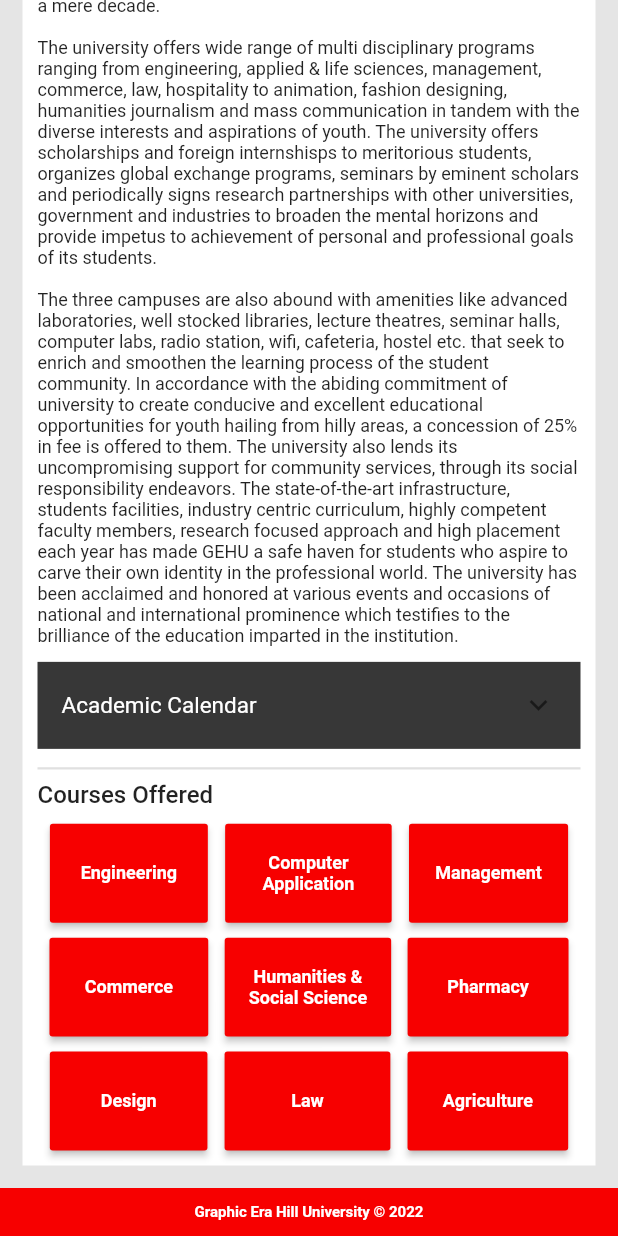
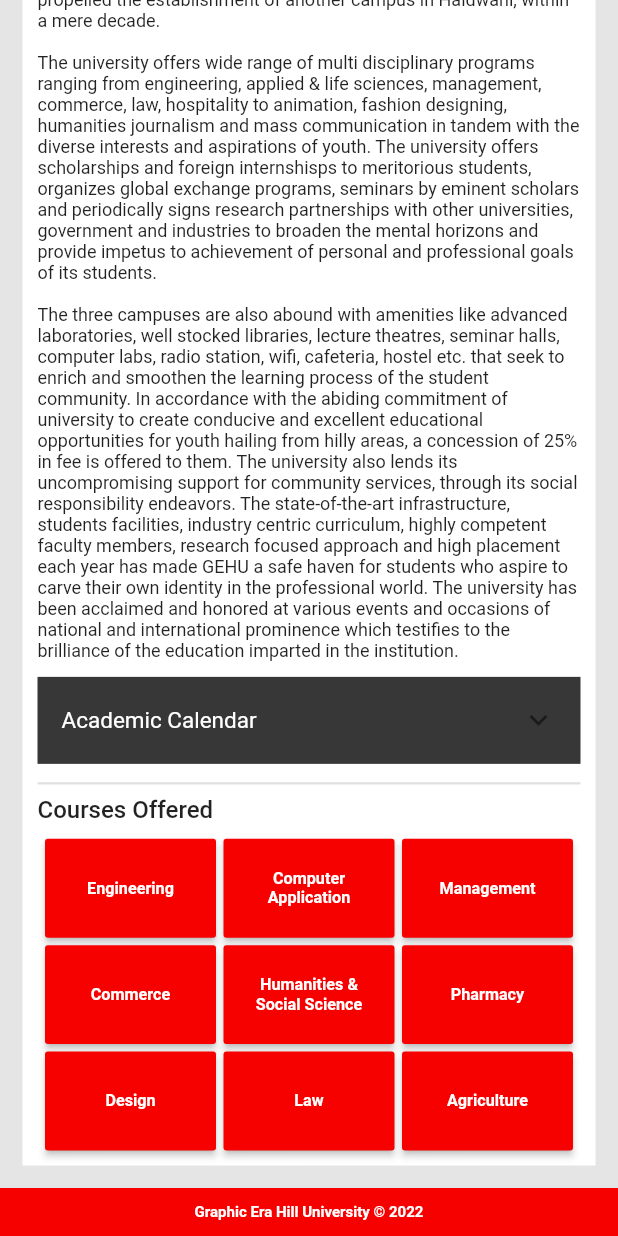
Before and after one commit to TusharSinha-2908/GEHU-App, a Flutter app: the Academics_Screen screen opened by its route, scrolled down 576 dp, after a tap on "Engineering", on a phone screen of 412 x 824 dp. Run offline on Flutter 3.47's test engine with Material 2 defaults, Android fonts, the phone set to English and light mode, and no system bars; our stand-ins replace carousel_slider, youtube_player_flutter.

Commit message:
Seventh Commit

```diff
--- a/lib/Academics_Screen.dart
+++ b/lib/Academics_Screen.dart
@@ -136,39 +136,39 @@ class Academics_Screen extends StatelessWidget {
                               mainAxisAlignment: MainAxisAlignment.spaceEvenly,
                               crossAxisAlignment: CrossAxisAlignment.start,
                               children: [
-                                Button(text: 'Engineering   ', onPress: ()=>{}),
-                                SizedBox(width: 5),
-                                Button(text: 'Computer\nApplication      ', onPress: ()=>{}),
-                                SizedBox(width: 5),
-                                Button(text: 'Management ', onPress: ()=>{}),
+                                Expanded(child: Button(text: 'Engineering', onPress: ()=>{})),
+                                const SizedBox(width: 5),
+                                Expanded(child: Button(text: 'Computer Application', onPress: ()=>{})),
+                                const SizedBox(width: 5),
+                                Expanded(child: Button(text: 'Management', onPress: ()=>{})),
                               ],
                             ),
                           ),
                           Padding(
-                            padding: const EdgeInsets.only(top: 5, bottom: 5, left: 5, right: 5),
+                            padding: const EdgeInsets.only(bottom: 5, left: 5, right: 5),
                             child: Row(
                               mainAxisAlignment: MainAxisAlignment.spaceEvenly,
                               crossAxisAlignment: CrossAxisAlignment.start,
                               children: [
-                                Button(text: 'Commerce     ', onPress: ()=>{}),
-                                SizedBox(width: 5),
-                                Button(text: 'Humanities &\nSocial Science', onPress: ()=>{}),
-                                SizedBox(width: 5),
-                                Button(text: 'Pharmacy       ', onPress: ()=>{}),
+                                Expanded(child: Button(text: 'Commerce', onPress: ()=>{})),
+                                const SizedBox(width: 5),
+                                Expanded(child: Button(text: 'Humanities & Social Science', onPress: ()=>{})),
+                                const SizedBox(width: 5),
+                                Expanded(child: Button(text: 'Pharmacy', onPress: ()=>{})),
                               ],
                             ),
                           ),
                           Padding(
-                            padding: const EdgeInsets.only(top: 5, bottom: 10, left: 5, right: 5),
+                            padding: const EdgeInsets.only(bottom: 10, left: 5, right: 5),
                             child: Row(
                               mainAxisAlignment: MainAxisAlignment.spaceEvenly,
                               crossAxisAlignment: CrossAxisAlignment.start,
                               children: [
-                                Button(text: 'Design            ', onPress: ()=>{}),
-                                SizedBox(width: 5),
-                                Button(text: 'Law                   ', onPress: ()=>{}),
-                                SizedBox(width: 5),
-                                Button(text: 'Agriculture     ', onPress: ()=>{}),
+                                Expanded(child: Button(text: 'Design', onPress: ()=>{})),
+                                const SizedBox(width: 5),
+                                Expanded(child: Button(text: 'Law', onPress: ()=>{})),
+                                const SizedBox(width: 5),
+                                Expanded(child: Button(text: 'Agriculture', onPress: ()=>{})),
                               ],
                             ),
                           ),
--- a/lib/Constants.dart
+++ b/lib/Constants.dart
@@ -23,7 +23,7 @@ class Button extends StatelessWidget {
   final String text;
   final VoidCallback onPress;
 
-  const Button({required this.text, required this.onPress});
+  Button({Key? key, required this.text, required this.onPress}) : super(key: key);
 
   @override
   Widget build(BuildContext context) {
@@ -31,14 +31,14 @@ class Button extends StatelessWidget {
       elevation: 2,
       onPressed: onPress,
       height: MediaQuery.of(context).size.height * 0.08,
-      color: Color(0xFFF70000),
+      color: const Color(0xFFF70000),
       child: Text(
         text,
         textAlign: TextAlign.center,
         style: const TextStyle(
           fontWeight: FontWeight.bold,
           color: Colors.white,
-          fontSize: 12
+          fontSize: 10.8,
         ),
       ),
     );
```
